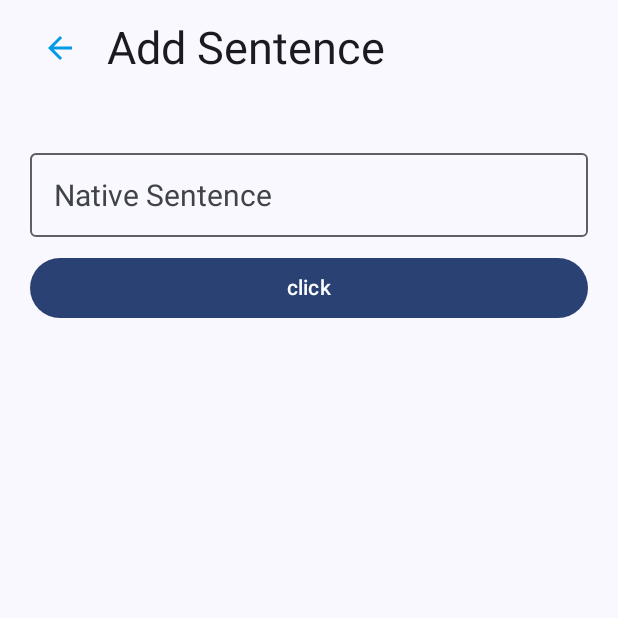
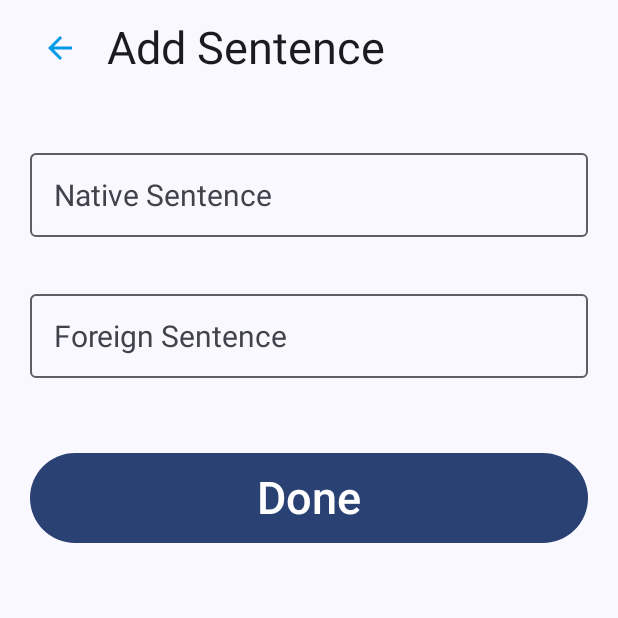
Before and after one commit to ana-znv/translate-trainer, an Android app built with Jetpack Compose: the AddSentenceScreen screen opened through its navigation route, on a phone screen of 412 x 824 dp, the top half of it. Run offline under Robolectric (Android 15) with nearby library versions, the phone set to English and light mode, and no system bars.

Commit message:
styled inputs and button

```diff
--- a/app/src/main/java/com/example/englishtranslatetrainer/ui/screen/AddSentenceScreen.kt
+++ b/app/src/main/java/com/example/englishtranslatetrainer/ui/screen/AddSentenceScreen.kt
@@ -1,13 +1,11 @@
 package com.example.englishtranslatetrainer.ui.screen
 
-import androidx.compose.foundation.layout.Box
 import androidx.compose.foundation.layout.Column
 import androidx.compose.foundation.layout.Row
 import androidx.compose.foundation.layout.Spacer
 import androidx.compose.foundation.layout.fillMaxWidth
 import androidx.compose.foundation.layout.height
 import androidx.compose.foundation.layout.padding
-import androidx.compose.foundation.shape.RoundedCornerShape
 import androidx.compose.foundation.text.KeyboardOptions
 import androidx.compose.material.icons.Icons
 import androidx.compose.material.icons.automirrored.filled.ArrowBack
@@ -18,9 +16,7 @@ import androidx.compose.material3.IconButton
 import androidx.compose.material3.OutlinedTextField
 import androidx.compose.material3.Scaffold
 import androidx.compose.material3.Text
-import androidx.compose.material3.TextField
 import androidx.compose.material3.TopAppBar
-import androidx.compose.material3.TopAppBarDefaults
 import androidx.compose.runtime.Composable
 import androidx.compose.runtime.getValue
 import androidx.compose.runtime.mutableStateOf
@@ -28,9 +24,9 @@ import androidx.compose.runtime.remember
 import androidx.compose.runtime.setValue
 import androidx.compose.ui.Alignment
 import androidx.compose.ui.Modifier
-import androidx.compose.ui.draw.clip
 import androidx.compose.ui.graphics.Color
 import androidx.compose.ui.text.TextStyle
+import androidx.compose.ui.text.font.FontWeight
 import androidx.compose.ui.text.input.ImeAction
 import androidx.compose.ui.unit.dp
 import androidx.compose.ui.unit.sp
@@ -73,26 +69,43 @@ fun AddSentenceScreen(navController: NavController) {
          modifier = Modifier.padding(innerPadding)
       ) {
          Spacer(Modifier.height(30.dp))
-         NativeSentence()
+         InputForSentence("Native Sentence")
+         Spacer(Modifier.height(30.dp))
+         InputForSentence("Foreign Sentence")
+         Spacer(Modifier.height(50.dp))
+         Button(
+            modifier = Modifier
+               .fillMaxWidth()
+               .padding(horizontal = 20.dp)
+               .height(60.dp),
+            onClick = {}
+         ) {
+            Text(
+               "Done",
+               style = TextStyle(
+                  fontSize = 30.sp,
+                  fontWeight = FontWeight.Medium
+               )
+            )
+         }
       }
    }
 }
 
 @Composable
-fun NativeSentence() {
+fun InputForSentence(contentLabel: String) {
    var text by remember { mutableStateOf("") }
-   var result by remember { mutableStateOf("") }
 
    Column {
       OutlinedTextField(
          modifier = Modifier
-           .fillMaxWidth()
-           .padding(horizontal = 20.dp),
+            .fillMaxWidth()
+            .padding(horizontal = 20.dp),
          value = text,
          onValueChange = { text = it },
          label = {
             Text(
-               "Native Sentence",
+               contentLabel,
                style = TextStyle(
                   fontSize = 20.sp
                )
@@ -101,15 +114,5 @@ fun NativeSentence() {
          maxLines = Int.MAX_VALUE,
          keyboardOptions = KeyboardOptions.Default.copy(imeAction = ImeAction.Default)
       )
-      Spacer(Modifier.height(10.dp))
-      Button(
-         modifier = Modifier
-           .fillMaxWidth()
-           .padding(horizontal = 20.dp),
-         onClick = { result = text }
-      ) {
-         Text("click")
-      }
-      Text(text = result)
    }
 }
```
